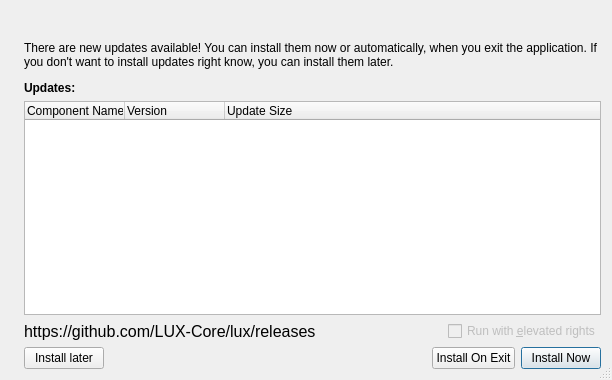
The window that src/lux-installer/src/forms/updateinfodialog.ui (KingricharVD/astra) describes before a commit, drawn with Qt 5.
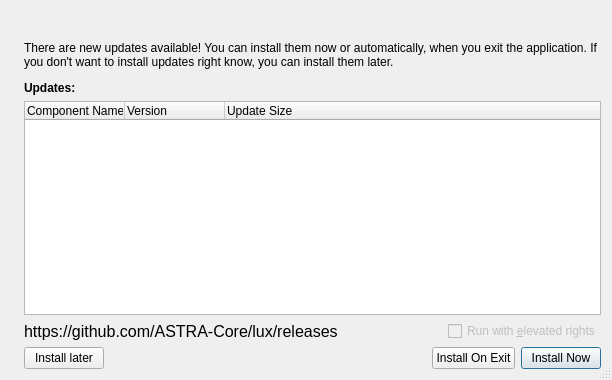
The same window after the commit.

```diff
--- a/src/lux-installer/src/forms/updateinfodialog.ui
+++ b/src/lux-installer/src/forms/updateinfodialog.ui
@@ -124,7 +124,7 @@
           </font>
          </property>
          <property name="text">
-          <string>https://github.com/LUX-Core/lux/releases</string>
+          <string>https://github.com/ASTRA-Core/lux/releases</string>
          </property>
         </widget>
        </item>
```
